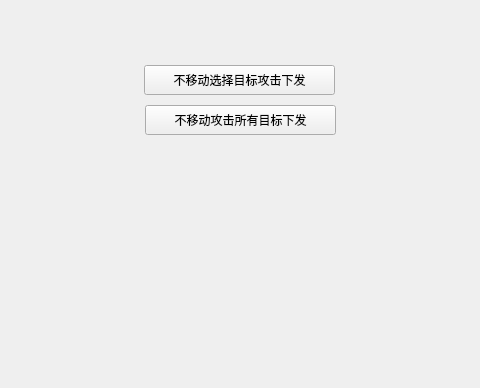
Qt form Projects/EngineController/AttackMissionWidget.ui (xiaoying1996/CyEngine) before a commit; both pictures show x 145 to 625 and y 512 to 900 of the 1200 by 900 pixel window.
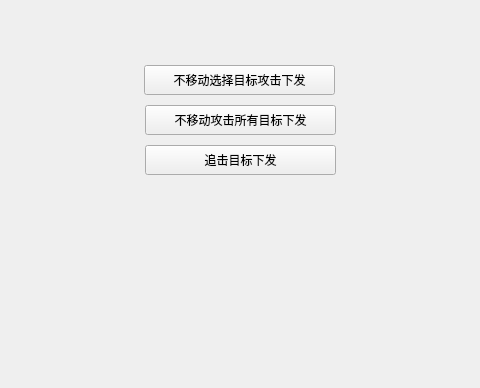
The same form after that commit.

Commit message: follow attack

Diff of the .ui file:
```diff
--- a/Projects/EngineController/AttackMissionWidget.ui
+++ b/Projects/EngineController/AttackMissionWidget.ui
@@ -226,6 +226,19 @@
      <string>不移动攻击所有目标下发</string>
     </property>
    </widget>
+   <widget class="QPushButton" name="SendBtn_3">
+    <property name="geometry">
+     <rect>
+      <x>290</x>
+      <y>640</y>
+      <width>191</width>
+      <height>30</height>
+     </rect>
+    </property>
+    <property name="text">
+     <string>追击目标下发</string>
+    </property>
+   </widget>
   </widget>
   <widget class="QMenuBar" name="menuBar">
    <property name="geometry">
```
The commit also changes 93 other files.
